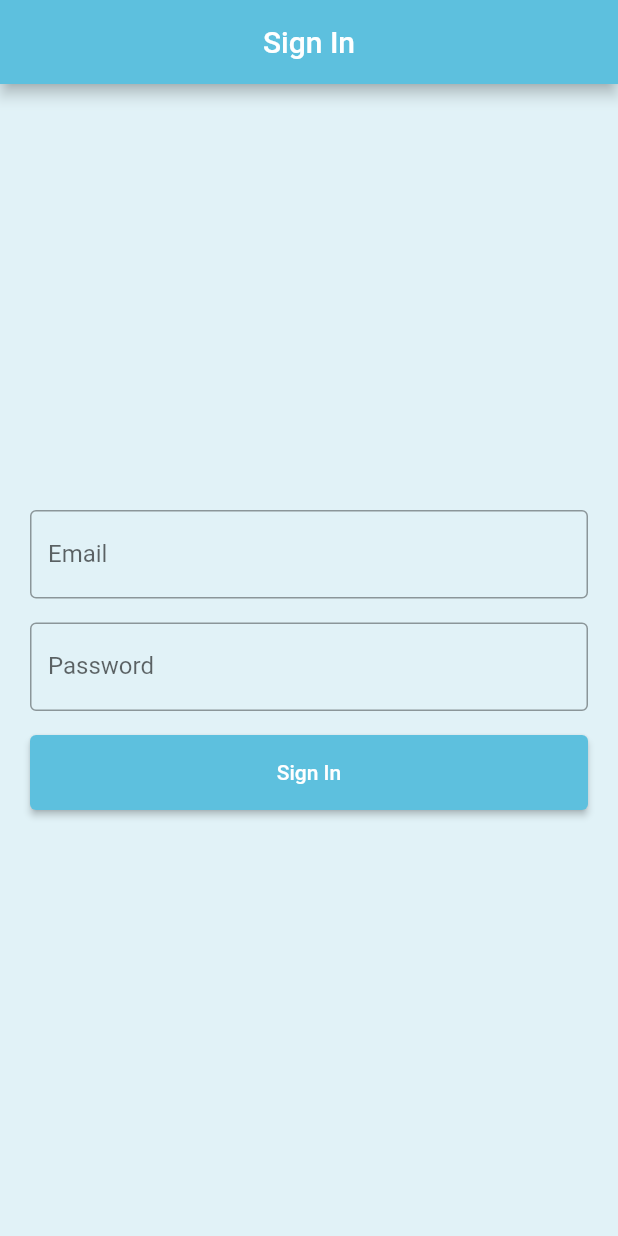
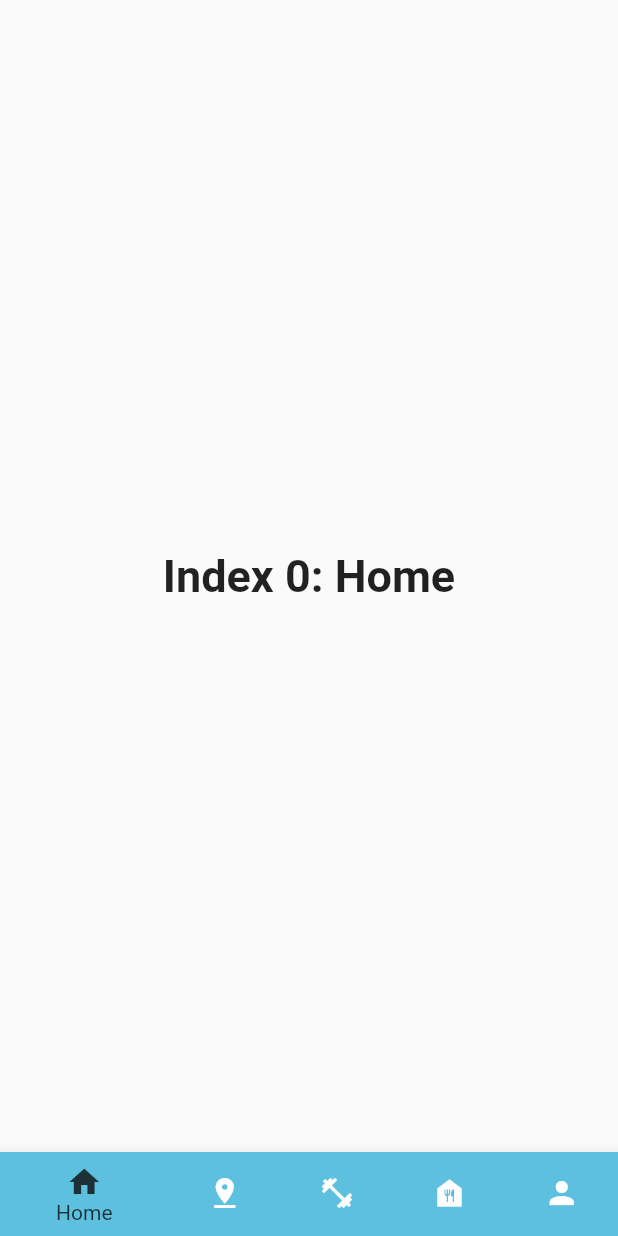
Before and after one commit to Sxmxrth/CalFit-Mini-Project, a Flutter app: the screen it shows after launch, on a phone screen of 412 x 824 dp. Run offline on Flutter 3.47's test engine with Material 2 defaults, Android fonts, the phone set to English and light mode, and no system bars.

Commit message:
Bottom Navbar widget added

```diff
--- a/cal_fit/lib/main.dart
+++ b/cal_fit/lib/main.dart
@@ -1,10 +1,10 @@
 // ignore_for_file: prefer_const_constructors
-
-import 'package:cal_fit/pages/home.dart';
 import 'package:flutter/material.dart';
-import 'pages/signupPage.dart';
-import 'pages/loginPage.dart';
-import 'pages/home.dart';
+import 'package:flutter/services.dart';
+import 'screens/signupPage.dart';
+import 'screens/loginPage.dart';
+import 'screens/home.dart';
+import 'widgets/bottomNavbar.dart';
 
 void main() {
   runApp(const MyApp());
@@ -15,9 +15,11 @@ class MyApp extends StatelessWidget {
 
   @override
   Widget build(BuildContext context) {
+    SystemChrome.setSystemUIOverlayStyle(
+        SystemUiOverlayStyle(statusBarColor: Colors.transparent));
     return MaterialApp(
       debugShowCheckedModeBanner: false,
-      home: SignInPage(),
+      home: bottomNavbar(),
     );
   }
 }
--- /dev/null
+++ b/cal_fit/lib/widgets/bottomNavbar.dart
@@ -0,0 +1,85 @@
+// ignore_for_file: camel_case_types
+
+import 'package:flutter/material.dart';
+
+class bottomNavbar extends StatefulWidget {
+  const bottomNavbar({super.key});
+
+  @override
+  State<bottomNavbar> createState() => _bottomNavbarState();
+}
+
+class _bottomNavbarState extends State<bottomNavbar> {
+  int _selectedIndex = 0;
+  static const TextStyle optionStyle =
+      TextStyle(fontSize: 30, fontWeight: FontWeight.bold);
+  static const List<Widget> _widgetOptions = <Widget>[
+    Text(
+      'Index 0: Home',
+      style: optionStyle,
+    ),
+    Text(
+      'Index 1: Steps',
+      style: optionStyle,
+    ),
+    Text(
+      'Index 2: Fitness Center',
+      style: optionStyle,
+    ),
+    Text(
+      'Index 3: Diet Options',
+      style: optionStyle,
+    ),
+    Text(
+      'Index 4: Profile Page',
+      style: optionStyle,
+    ),
+  ];
+
+  void _onItemTapped(int index) {
+    setState(() {
+      _selectedIndex = index;
+    });
+  }
+
+  @override
+  Widget build(BuildContext context) {
+    return Scaffold(
+      body: Center(
+        child: _widgetOptions.elementAt(_selectedIndex),
+      ),
+      bottomNavigationBar: BottomNavigationBar(
+        items: const <BottomNavigationBarItem>[
+          BottomNavigationBarItem(
+            icon: Icon(Icons.home),
+            label: 'Home',
+            backgroundColor: Color(0xff5DC0DE),
+          ),
+          BottomNavigationBarItem(
+            icon: Icon(Icons.pin_drop),
+            label: 'Steps',
+            backgroundColor: Color(0xff5DC0DE),
+          ),
+          BottomNavigationBarItem(
+            icon: Icon(Icons.fitness_center),
+            label: 'Fitness',
+            backgroundColor: Color(0xff5DC0DE),
+          ),
+          BottomNavigationBarItem(
+            icon: Icon(Icons.food_bank),
+            label: 'Diet',
+            backgroundColor: Color(0xff5DC0DE),
+          ),
+          BottomNavigationBarItem(
+            icon: Icon(Icons.person),
+            label: 'Profile',
+            backgroundColor: Color(0xff5DC0DE),
+          ),
+        ],
+        currentIndex: _selectedIndex,
+        selectedItemColor: Color(0xff1B3037),
+        onTap: _onItemTapped,
+      ),
+    );
+  }
+}
```
Also changed, not shown: cal_fit/lib/screens/home.dart (renamed from cal_fit/lib/pages/home.dart), cal_fit/lib/screens/loginPage.dart (renamed from cal_fit/lib/pages/loginPage.dart), cal_fit/lib/screens/signupPage.dart (renamed from cal_fit/lib/pages/signupPage.dart).
